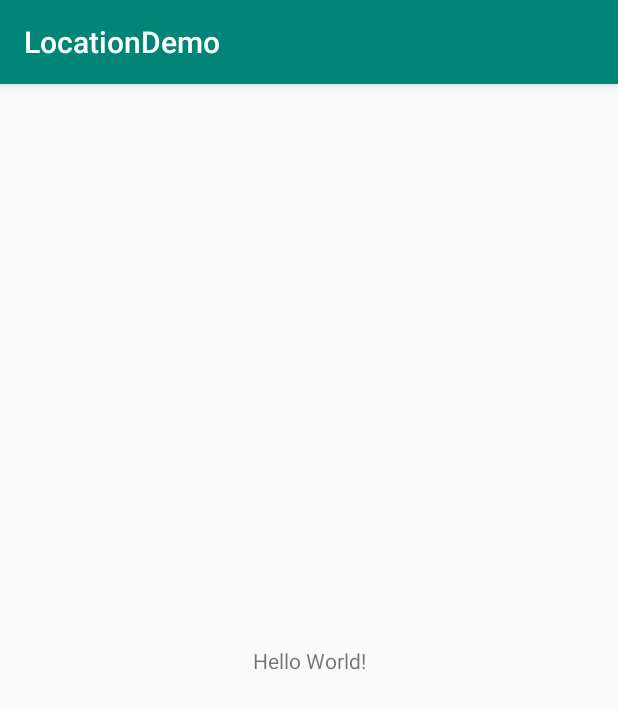
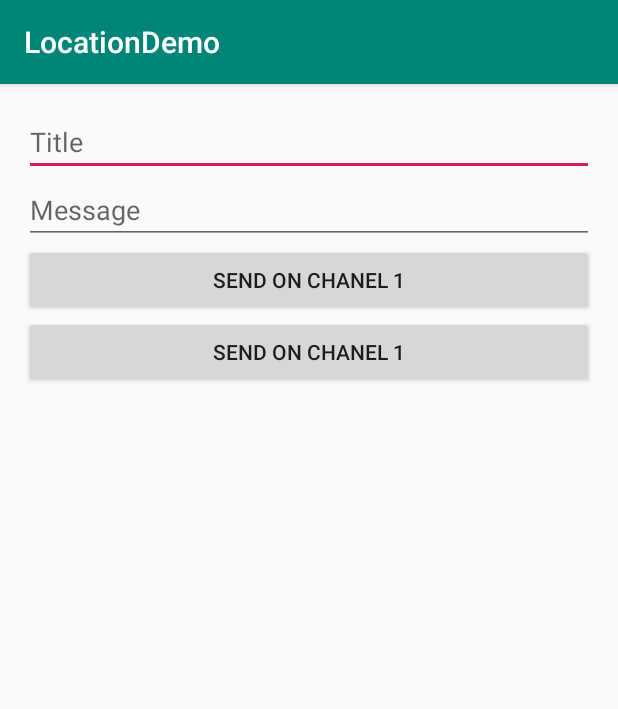
Before and after one commit to MacNew/Back-ground-location-Tracker-, an Android app: the screen it shows after launch (MainActivity), on a phone screen of 412 x 824 dp. Shown: the top 709 px of the screen. Run offline under Robolectric (Android 15) with nearby library versions, the phone set to English and light mode, and no system bars; libraries missing offline, so code that uses them is left out: pub.devrel.easypermissions; 1 statement that could not run was skipped.

Commit message:
Notification channel created

```diff
--- a/app/src/main/AndroidManifest.xml
+++ b/app/src/main/AndroidManifest.xml
@@ -7,6 +7,7 @@
     <uses-permission android:name="android.permission.ACCESS_FINE_LOCATION" />
 
     <application
+        android:name=".App"
         android:allowBackup="true"
         android:icon="@mipmap/ic_launcher"
         android:label="@string/app_name"
--- /dev/null
+++ b/app/src/main/java/com/org/locationdemo/App.java
@@ -0,0 +1,45 @@
+package com.org.locationdemo;
+
+import android.app.AlertDialog;
+import android.app.Application;
+import android.app.NotificationChannel;
+import android.app.NotificationManager;
+import android.os.Build;
+
+public class App extends Application {
+    public static final String CHANNEL_1_ID = "channel1";
+    public static final String CHANNEL_2_ID = "channel2";
+
+    @Override
+    public void onCreate() {
+        super.onCreate();
+        createNotificationChannels();
+
+    }
+
+    private void createNotificationChannels() {
+        if (Build.VERSION.SDK_INT >= Build.VERSION_CODES.O) {
+            NotificationChannel channel1 = new NotificationChannel(
+                    CHANNEL_1_ID,
+                    "Channel 1",
+                    NotificationManager.IMPORTANCE_HIGH
+
+            );
+            channel1.setDescription("This is channel 1");
+
+
+            NotificationChannel channel2 = new NotificationChannel(
+                    CHANNEL_2_ID,
+                    "Channel 2",
+                    NotificationManager.IMPORTANCE_LOW
+
+            );
+            channel2.setDescription("This is channel 2");
+            NotificationManager manager = getSystemService(NotificationManager.class);
+            manager.createNotificationChannel(channel1);
+            manager.createNotificationChannel(channel2);
+
+        }
+
+    }
+}
--- a/app/src/main/java/com/org/locationdemo/MainActivity.java
+++ b/app/src/main/java/com/org/locationdemo/MainActivity.java
@@ -1,20 +1,28 @@
 package com.org.locationdemo;
 
 import android.Manifest;
+import android.app.Notification;
 import android.app.NotificationManager;
 import android.app.PendingIntent;
 import android.content.Context;
 import android.content.Intent;
 import android.support.v4.app.NotificationCompat;
+import android.support.v4.app.NotificationManagerCompat;
 import android.support.v4.app.TaskStackBuilder;
 import android.support.v7.app.AppCompatActivity;
 import android.os.Bundle;
+import android.view.View;
+import android.widget.EditText;
 import android.widget.Toast;
-
 import pub.devrel.easypermissions.AfterPermissionGranted;
 import pub.devrel.easypermissions.EasyPermissions;
+import static com.org.locationdemo.App.CHANNEL_1_ID;
+import static com.org.locationdemo.App.CHANNEL_2_ID;
 
 public class MainActivity extends AppCompatActivity {
+    private NotificationManagerCompat notificationManager;
+    private EditText editTextTitle;
+    private EditText editTextMessage;
 
     private final int REQUEST_LOCATION_PERMISSION = 1;
 
@@ -22,9 +30,41 @@ public class MainActivity extends AppCompatActivity {
     protected void onCreate(Bundle savedInstanceState) {
         super.onCreate(savedInstanceState);
         setContentView(R.layout.activity_main);
+        notificationManager = NotificationManagerCompat.from(this);
+        editTextTitle = findViewById(R.id.edit_text_title);
+        editTextMessage = findViewById(R.id.edit_text_message);
+
+        setContentView(R.layout.activity_main);
 
         requestLocationPermission();
     }
+
+    public void sendOnchannel1(View view) {
+        Notification notification= new NotificationCompat.Builder(this, CHANNEL_1_ID)
+                .setSmallIcon(R.drawable.ic_1)
+                .setContentTitle(editTextTitle.getText().toString())
+                .setContentText(editTextMessage.getText().toString())
+                .setPriority(NotificationCompat.PRIORITY_HIGH)
+                .setCategory(NotificationCompat.CATEGORY_ALARM)
+                .build();
+        notificationManager.notify(1,notification);
+
+    }
+
+    public void sendOnchannel2(View view) {
+        Toast.makeText(this, editTextTitle.getText().toString(), Toast.LENGTH_SHORT).show();
+        Notification notification= new NotificationCompat.Builder(this, CHANNEL_2_ID)
+                .setSmallIcon(R.drawable.ic_1)
+                .setContentTitle(editTextTitle.getText().toString())
+                .setContentText(editTextMessage.getText().toString())
+                .setPriority(NotificationCompat.PRIORITY_LOW)
+                .build();
+        notificationManager.notify(2,notification);
+
+
+    }
+
+
 
     private void showSystemNotification() {
         NotificationCompat.Builder mBuilder = new NotificationCompat.Builder(this);
--- /dev/null
+++ b/app/src/main/res/drawable/ic_1.xml
@@ -0,0 +1,9 @@
+<vector xmlns:android="http://schemas.android.com/apk/res/android"
+    android:width="108dp"
+    android:height="108dp"
+    android:viewportWidth="24"
+    android:viewportHeight="24">
+    <path
+        android:fillColor="#FF000000"
+        android:pathData="M21.41,11.58l-9,-9C12.05,2.22 11.55,2 11,2H4c-1.1,0 -2,0.9 -2,2v7c0,0.55 0.22,1.05 0.59,1.42l9,9c0.36,0.36 0.86,0.58 1.41,0.58 0.55,0 1.05,-0.22 1.41,-0.59l7,-7c0.37,-0.36 0.59,-0.86 0.59,-1.41 0,-0.55 -0.23,-1.06 -0.59,-1.42zM5.5,7C4.67,7 4,6.33 4,5.5S4.67,4 5.5,4 7,4.67 7,5.5 6.33,7 5.5,7z"/>
+</vector>
--- a/app/src/main/res/layout/activity_main.xml
+++ b/app/src/main/res/layout/activity_main.xml
@@ -1,18 +1,36 @@
 <?xml version="1.0" encoding="utf-8"?>
-<android.support.constraint.ConstraintLayout xmlns:android="http://schemas.android.com/apk/res/android"
+<LinearLayout
+    xmlns:android="http://schemas.android.com/apk/res/android"
     xmlns:app="http://schemas.android.com/apk/res-auto"
     xmlns:tools="http://schemas.android.com/tools"
     android:layout_width="match_parent"
     android:layout_height="match_parent"
-    tools:context=".MainActivity">
+    android:orientation="vertical"
+    android:padding="16dp"
+    tools:context=".ResultActivity">
+    <EditText
+        android:layout_width="match_parent"
+        android:layout_height="wrap_content"
+        android:hint="Title"
+        android:id="@+id/edit_text_title"
+        />
+    <EditText
+        android:layout_width="match_parent"
+        android:layout_height="wrap_content"
+        android:hint="Message"
+        android:id="@+id/edit_text_message"
+        />
+    <Button
+        android:layout_width="match_parent"
+        android:layout_height="wrap_content"
+        android:text="Send on chanel 1"
+        android:onClick="sendOnchannel1"
+        />
+    <Button
+        android:layout_width="match_parent"
+        android:layout_height="wrap_content"
+        android:text="Send on chanel 1"
+        android:onClick="sendOnchannel2"
+        />
 
-    <TextView
-        android:layout_width="wrap_content"
-        android:layout_height="wrap_content"
-        android:text="Hello World!"
-        app:layout_constraintBottom_toBottomOf="parent"
-        app:layout_constraintLeft_toLeftOf="parent"
-        app:layout_constraintRight_toRightOf="parent"
-        app:layout_constraintTop_toTopOf="parent" />
-
-</android.support.constraint.ConstraintLayout>
+</LinearLayout>
--- a/app/src/main/res/mipmap-anydpi-v26/ic_launcher.xml
+++ b/app/src/main/res/mipmap-anydpi-v26/ic_launcher.xml
@@ -1,5 +1,5 @@
 <?xml version="1.0" encoding="utf-8"?>
 <adaptive-icon xmlns:android="http://schemas.android.com/apk/res/android">
-    <background android:drawable="@drawable/ic_launcher_background" />
-    <foreground android:drawable="@drawable/ic_launcher_foreground" />
+    <background android:drawable="@drawable/ic_launcher_background"/>
+    <foreground android:drawable="@drawable/ic_1"/>
 </adaptive-icon>
--- a/app/src/main/res/mipmap-anydpi-v26/ic_launcher_round.xml
+++ b/app/src/main/res/mipmap-anydpi-v26/ic_launcher_round.xml
@@ -1,5 +1,5 @@
 <?xml version="1.0" encoding="utf-8"?>
 <adaptive-icon xmlns:android="http://schemas.android.com/apk/res/android">
-    <background android:drawable="@drawable/ic_launcher_background" />
-    <foreground android:drawable="@drawable/ic_launcher_foreground" />
+    <background android:drawable="@drawable/ic_launcher_background"/>
+    <foreground android:drawable="@drawable/ic_1"/>
 </adaptive-icon>
```
Also changed, not shown: app/src/main/res/drawable/ic_launcher_background.xml (+70 -166 lines), app/src/main/res/layout/activity_result.xml (+29 -2 lines), app/src/main/ic_launcher-web.png (added), app/src/main/res/mipmap-hdpi/ic_launcher.png, app/src/main/res/mipmap-hdpi/ic_launcher_round.png, app/src/main/res/mipmap-mdpi/ic_launcher.png, app/src/main/res/mipmap-mdpi/ic_launcher_round.png, app/src/main/res/mipmap-xhdpi/ic_launcher.png, app/src/main/res/mipmap-xhdpi/ic_launcher_round.png, app/src/main/res/mipmap-xxhdpi/ic_launcher.png, app/src/main/res/mipmap-xxhdpi/ic_launcher_round.png, app/src/main/res/mipmap-xxxhdpi/ic_launcher.png, app/src/main/res/mipmap-xxxhdpi/ic_launcher_round.png.
